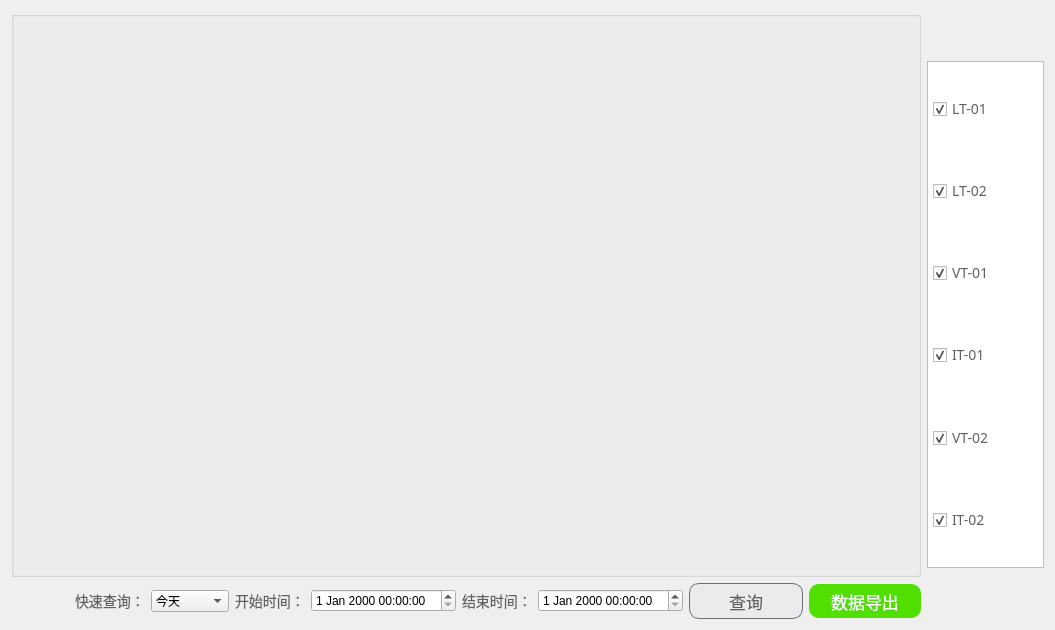
Hccccc1/MOH_viewer, file DeviceStatus/HistoryCurve/customer_historycurve.ui: the form before one commit.
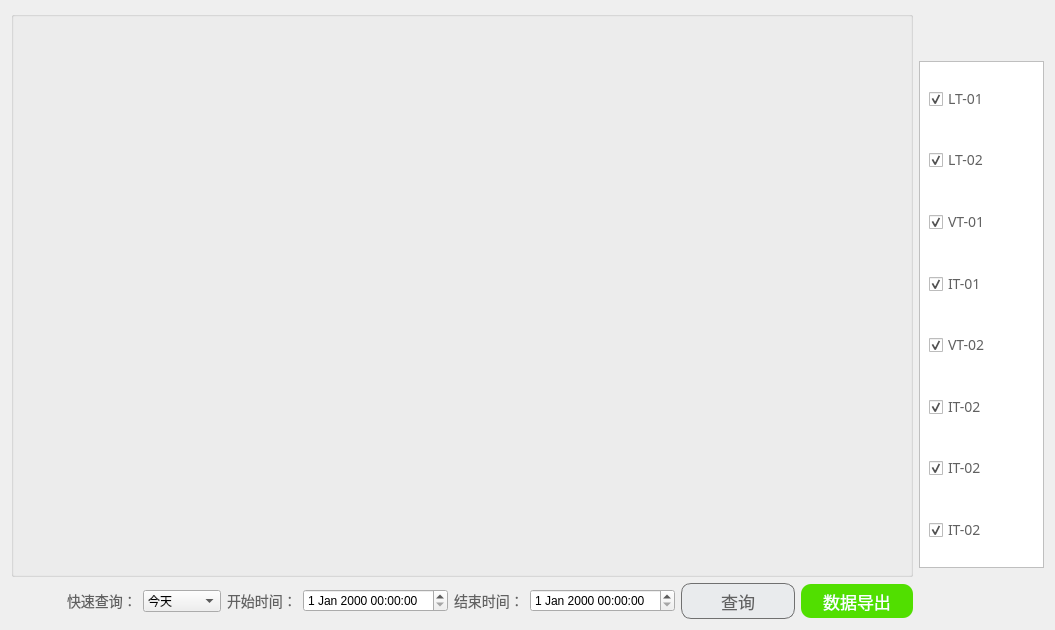
The form after the commit. Icons and pictures are not drawn.

```diff
--- a/DeviceStatus/HistoryCurve/customer_historycurve.ui
+++ b/DeviceStatus/HistoryCurve/customer_historycurve.ui
@@ -203,217 +203,7 @@
      <property name="title">
       <string/>
      </property>
-     <layout class="QGridLayout" name="gridLayout_6">
-      <property name="leftMargin">
-       <number>5</number>
-      </property>
-      <property name="rightMargin">
-       <number>5</number>
-      </property>
-      <item row="5" column="0">
-       <layout class="QHBoxLayout" name="horizontalLayout_24">
-        <property name="spacing">
-         <number>10</number>
-        </property>
-        <property name="leftMargin">
-         <number>0</number>
-        </property>
-        <property name="rightMargin">
-         <number>0</number>
-        </property>
-        <item>
-         <widget class="QCheckBox" name="checkBox_customer_chart_6">
-          <property name="minimumSize">
-           <size>
-            <width>65</width>
-            <height>0</height>
-           </size>
-          </property>
-          <property name="maximumSize">
-           <size>
-            <width>16777215</width>
-            <height>16777215</height>
-           </size>
-          </property>
-          <property name="styleSheet">
-           <string notr="true">QCheckBox {
-font-size:14px;
-font-family:PingFang SC;
-font-weight:300;
-line-height:44px;
-color:rgba(97,97,97,1);
-}</string>
-          </property>
-          <property name="text">
-           <string>IT-02</string>
-          </property>
-          <property name="checked">
-           <bool>true</bool>
-          </property>
-         </widget>
-        </item>
-        <item>
-         <widget class="QLabel" name="picLabel_22">
-          <property name="minimumSize">
-           <size>
-            <width>30</width>
-            <height>0</height>
-           </size>
-          </property>
-          <property name="maximumSize">
-           <size>
-            <width>30</width>
-            <height>16777215</height>
-           </size>
-          </property>
-          <property name="styleSheet">
-           <string notr="true">QLabel {
-image: url(:/curve_indigo.png);
-}</string>
-          </property>
-          <property name="text">
-           <string/>
-          </property>
-         </widget>
-        </item>
-       </layout>
-      </item>
-      <item row="4" column="0">
-       <layout class="QHBoxLayout" name="horizontalLayout_23">
-        <property name="spacing">
-         <number>10</number>
-        </property>
-        <property name="leftMargin">
-         <number>0</number>
-        </property>
-        <property name="rightMargin">
-         <number>0</number>
-        </property>
-        <item>
-         <widget class="QCheckBox" name="checkBox_customer_chart_5">
-          <property name="minimumSize">
-           <size>
-            <width>65</width>
-            <height>0</height>
-           </size>
-          </property>
-          <property name="maximumSize">
-           <size>
-            <width>16777215</width>
-            <height>16777215</height>
-           </size>
-          </property>
-          <property name="styleSheet">
-           <string notr="true">QCheckBox {
-font-size:14px;
-font-family:PingFang SC;
-font-weight:300;
-line-height:44px;
-color:rgba(97,97,97,1);
-}</string>
-          </property>
-          <property name="text">
-           <string>VT-02</string>
-          </property>
-          <property name="checked">
-           <bool>true</bool>
-          </property>
-         </widget>
-        </item>
-        <item>
-         <widget class="QLabel" name="picLabel_21">
-          <property name="minimumSize">
-           <size>
-            <width>30</width>
-            <height>0</height>
-           </size>
-          </property>
-          <property name="maximumSize">
-           <size>
-            <width>30</width>
-            <height>16777215</height>
-           </size>
-          </property>
-          <property name="styleSheet">
-           <string notr="true">QLabel {
-image: url(:/curve_yellow.png);
-}</string>
-          </property>
-          <property name="text">
-           <string/>
-          </property>
-         </widget>
-        </item>
-       </layout>
-      </item>
-      <item row="1" column="0">
-       <layout class="QHBoxLayout" name="horizontalLayout_20">
-        <property name="spacing">
-         <number>10</number>
-        </property>
-        <property name="leftMargin">
-         <number>0</number>
-        </property>
-        <property name="rightMargin">
-         <number>0</number>
-        </property>
-        <item>
-         <widget class="QCheckBox" name="checkBox_customer_chart_2">
-          <property name="minimumSize">
-           <size>
-            <width>65</width>
-            <height>0</height>
-           </size>
-          </property>
-          <property name="maximumSize">
-           <size>
-            <width>16777215</width>
-            <height>16777215</height>
-           </size>
-          </property>
-          <property name="styleSheet">
-           <string notr="true">QCheckBox {
-font-size:14px;
-font-family:PingFang SC;
-font-weight:300;
-line-height:44px;
-color:rgba(97,97,97,1);
-}</string>
-          </property>
-          <property name="text">
-           <string>LT-02</string>
-          </property>
-          <property name="checked">
-           <bool>true</bool>
-          </property>
-         </widget>
-        </item>
-        <item>
-         <widget class="QLabel" name="picLabel_18">
-          <property name="minimumSize">
-           <size>
-            <width>30</width>
-            <height>0</height>
-           </size>
-          </property>
-          <property name="maximumSize">
-           <size>
-            <width>30</width>
-            <height>16777215</height>
-           </size>
-          </property>
-          <property name="styleSheet">
-           <string notr="true">QLabel {
-image: url(:/curve_green.png);
-}</string>
-          </property>
-          <property name="text">
-           <string/>
-          </property>
-         </widget>
-        </item>
-       </layout>
-      </item>
+     <layout class="QGridLayout" name="gridLayout_2">
       <item row="0" column="0">
        <layout class="QHBoxLayout" name="horizontalLayout_11">
         <property name="spacing">
@@ -482,6 +272,74 @@
         </item>
        </layout>
       </item>
+      <item row="1" column="0">
+       <layout class="QHBoxLayout" name="horizontalLayout_20">
+        <property name="spacing">
+         <number>10</number>
+        </property>
+        <property name="leftMargin">
+         <number>0</number>
+        </property>
+        <property name="rightMargin">
+         <number>0</number>
+        </property>
+        <item>
+         <widget class="QCheckBox" name="checkBox_customer_chart_2">
+          <property name="minimumSize">
+           <size>
+            <width>65</width>
+            <height>0</height>
+           </size>
+          </property>
+          <property name="maximumSize">
+           <size>
+            <width>16777215</width>
+            <height>16777215</height>
+           </size>
+          </property>
+          <property name="styleSheet">
+           <string notr="true">QCheckBox {
+font-size:14px;
+font-family:PingFang SC;
+font-weight:300;
+line-height:44px;
+color:rgba(97,97,97,1);
+}</string>
+          </property>
+          <property name="text">
+           <string>LT-02</string>
+          </property>
+          <property name="checked">
+           <bool>true</bool>
+          </property>
+         </widget>
+        </item>
+        <item>
+         <widget class="QLabel" name="picLabel_18">
+          <property name="minimumSize">
+           <size>
+            <width>30</width>
+            <height>0</height>
+           </size>
+          </property>
+          <property name="maximumSize">
+           <size>
+            <width>30</width>
+            <height>16777215</height>
+           </size>
+          </property>
+          <property name="styleSheet">
+           <string notr="true">QLabel {
+image: url(:/curve_green.png);
+}</string>
+          </property>
+          <property name="text">
+           <string/>
+          </property>
+         </widget>
+        </item>
+       </layout>
+      </item>
       <item row="2" column="0">
        <layout class="QHBoxLayout" name="horizontalLayout_21">
         <property name="spacing">
@@ -618,6 +476,278 @@
         </item>
        </layout>
       </item>
+      <item row="4" column="0">
+       <layout class="QHBoxLayout" name="horizontalLayout_23">
+        <property name="spacing">
+         <number>10</number>
+        </property>
+        <property name="leftMargin">
+         <number>0</number>
+        </property>
+        <property name="rightMargin">
+         <number>0</number>
+        </property>
+        <item>
+         <widget class="QCheckBox" name="checkBox_customer_chart_5">
+          <property name="minimumSize">
+           <size>
+            <width>65</width>
+            <height>0</height>
+           </size>
+          </property>
+          <property name="maximumSize">
+           <size>
+            <width>16777215</width>
+            <height>16777215</height>
+           </size>
+          </property>
+          <property name="styleSheet">
+           <string notr="true">QCheckBox {
+font-size:14px;
+font-family:PingFang SC;
+font-weight:300;
+line-height:44px;
+color:rgba(97,97,97,1);
+}</string>
+          </property>
+          <property name="text">
+           <string>VT-02</string>
+          </property>
+          <property name="checked">
+           <bool>true</bool>
+          </property>
+         </widget>
+        </item>
+        <item>
+         <widget class="QLabel" name="picLabel_21">
+          <property name="minimumSize">
+           <size>
+            <width>30</width>
+            <height>0</height>
+           </size>
+          </property>
+          <property name="maximumSize">
+           <size>
+            <width>30</width>
+            <height>16777215</height>
+           </size>
+          </property>
+          <property name="styleSheet">
+           <string notr="true">QLabel {
+image: url(:/curve_yellow.png);
+}</string>
+          </property>
+          <property name="text">
+           <string/>
+          </property>
+         </widget>
+        </item>
+       </layout>
+      </item>
+      <item row="5" column="0">
+       <layout class="QHBoxLayout" name="horizontalLayout_24">
+        <property name="spacing">
+         <number>10</number>
+        </property>
+        <property name="leftMargin">
+         <number>0</number>
+        </property>
+        <property name="rightMargin">
+         <number>0</number>
+        </property>
+        <item>
+         <widget class="QCheckBox" name="checkBox_customer_chart_6">
+          <property name="minimumSize">
+           <size>
+            <width>65</width>
+            <height>0</height>
+           </size>
+          </property>
+          <property name="maximumSize">
+           <size>
+            <width>16777215</width>
+            <height>16777215</height>
+           </size>
+          </property>
+          <property name="styleSheet">
+           <string notr="true">QCheckBox {
+font-size:14px;
+font-family:PingFang SC;
+font-weight:300;
+line-height:44px;
+color:rgba(97,97,97,1);
+}</string>
+          </property>
+          <property name="text">
+           <string>IT-02</string>
+          </property>
+          <property name="checked">
+           <bool>true</bool>
+          </property>
+         </widget>
+        </item>
+        <item>
+         <widget class="QLabel" name="picLabel_22">
+          <property name="minimumSize">
+           <size>
+            <width>30</width>
+            <height>0</height>
+           </size>
+          </property>
+          <property name="maximumSize">
+           <size>
+            <width>30</width>
+            <height>16777215</height>
+           </size>
+          </property>
+          <property name="styleSheet">
+           <string notr="true">QLabel {
+image: url(:/curve_indigo.png);
+}</string>
+          </property>
+          <property name="text">
+           <string/>
+          </property>
+         </widget>
+        </item>
+       </layout>
+      </item>
+      <item row="6" column="0">
+       <layout class="QHBoxLayout" name="horizontalLayout_25">
+        <property name="spacing">
+         <number>10</number>
+        </property>
+        <property name="leftMargin">
+         <number>0</number>
+        </property>
+        <property name="rightMargin">
+         <number>0</number>
+        </property>
+        <item>
+         <widget class="QCheckBox" name="checkBox_customer_chart_7">
+          <property name="minimumSize">
+           <size>
+            <width>65</width>
+            <height>0</height>
+           </size>
+          </property>
+          <property name="maximumSize">
+           <size>
+            <width>16777215</width>
+            <height>16777215</height>
+           </size>
+          </property>
+          <property name="styleSheet">
+           <string notr="true">QCheckBox {
+font-size:14px;
+font-family:PingFang SC;
+font-weight:300;
+line-height:44px;
+color:rgba(97,97,97,1);
+}</string>
+          </property>
+          <property name="text">
+           <string>IT-02</string>
+          </property>
+          <property name="checked">
+           <bool>true</bool>
+          </property>
+         </widget>
+        </item>
+        <item>
+         <widget class="QLabel" name="picLabel_23">
+          <property name="minimumSize">
+           <size>
+            <width>30</width>
+            <height>0</height>
+           </size>
+          </property>
+          <property name="maximumSize">
+           <size>
+            <width>30</width>
+            <height>16777215</height>
+           </size>
+          </property>
+          <property name="styleSheet">
+           <string notr="true">QLabel {
+image: url(:/curve_indigo.png);
+}</string>
+          </property>
+          <property name="text">
+           <string/>
+          </property>
+         </widget>
+        </item>
+       </layout>
+      </item>
+      <item row="7" column="0">
+       <layout class="QHBoxLayout" name="horizontalLayout_26">
+        <property name="spacing">
+         <number>10</number>
+        </property>
+        <property name="leftMargin">
+         <number>0</number>
+        </property>
+        <property name="rightMargin">
+         <number>0</number>
+        </property>
+        <item>
+         <widget class="QCheckBox" name="checkBox_customer_chart_8">
+          <property name="minimumSize">
+           <size>
+            <width>65</width>
+            <height>0</height>
+           </size>
+          </property>
+          <property name="maximumSize">
+           <size>
+            <width>16777215</width>
+            <height>16777215</height>
+           </size>
+          </property>
+          <property name="styleSheet">
+           <string notr="true">QCheckBox {
+font-size:14px;
+font-family:PingFang SC;
+font-weight:300;
+line-height:44px;
+color:rgba(97,97,97,1);
+}</string>
+          </property>
+          <property name="text">
+           <string>IT-02</string>
+          </property>
+          <property name="checked">
+           <bool>true</bool>
+          </property>
+         </widget>
+        </item>
+        <item>
+         <widget class="QLabel" name="picLabel_24">
+          <property name="minimumSize">
+           <size>
+            <width>30</width>
+            <height>0</height>
+           </size>
+          </property>
+          <property name="maximumSize">
+           <size>
+            <width>30</width>
+            <height>16777215</height>
+           </size>
+          </property>
+          <property name="styleSheet">
+           <string notr="true">QLabel {
+image: url(:/curve_indigo.png);
+}</string>
+          </property>
+          <property name="text">
+           <string/>
+          </property>
+         </widget>
+        </item>
+       </layout>
+      </item>
      </layout>
     </widget>
    </item>
```
